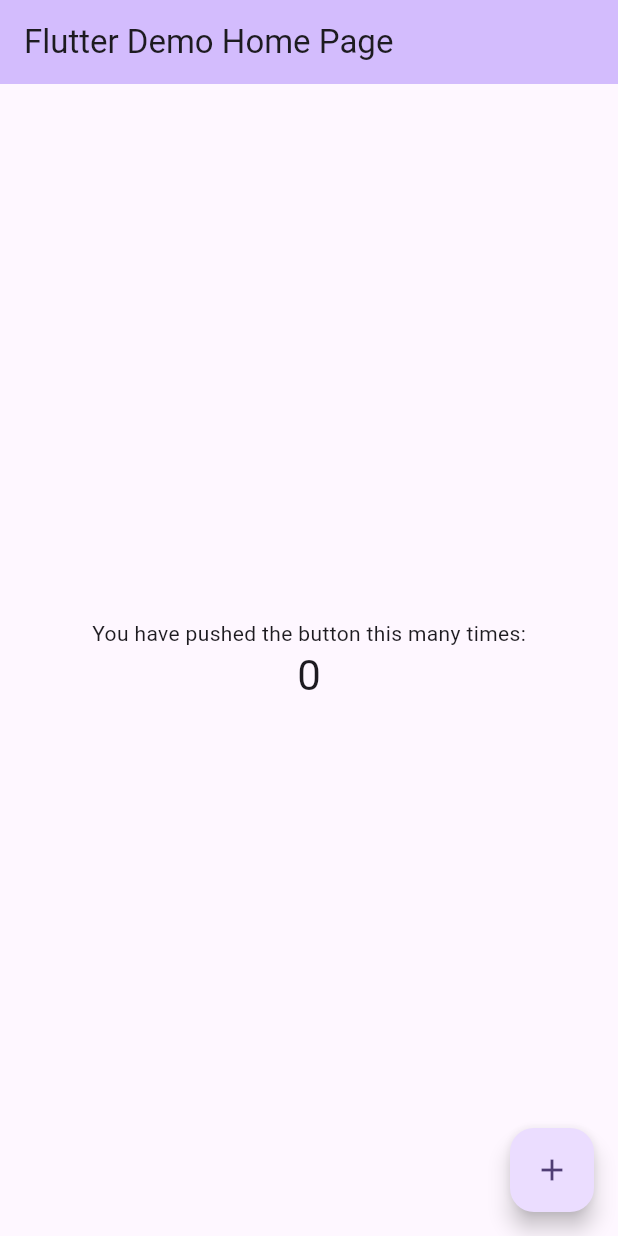
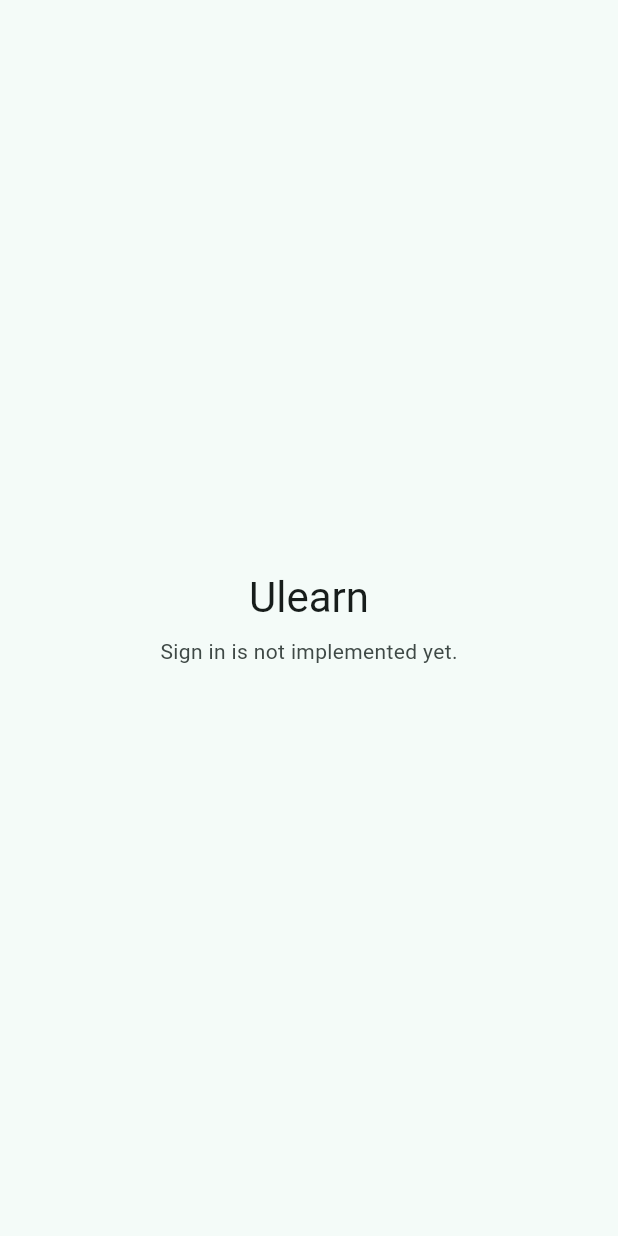
Before and after one commit to 2025bcs176/Ulearn, a Flutter app: the screen it shows after launch, on a phone screen of 412 x 824 dp. Run offline on Flutter 3.47's test engine with Material 3 defaults, Android fonts, the light colour scheme and no system bars; our stand-ins replace dio, flutter_riverpod, flutter_secure_storage, go_router, shared_preferences.

Commit message:
feat: add the app shell with an auth redirect guard
The app still ran the Flutter counter template, so the router, the
theming, and the session lifecycle existed only as a plan.

The shell is three files. main.dart is the composition root and only
overrides authRepositoryProvider, so swapping the in-memory auth for the
real API is a one-line change. app/router.dart holds the routes and the
guard. app/app.dart wires the theme and the router together.

The guard is a single pure function, _redirectFor, mapping an auth
status and a location to a destination. It holds the app on splash
while the status is unknown, because a returning tutor flashed at
sign-in for one frame reads as being logged out. Being pure means the
rule is tested directly rather than through a widget tree.

The auth feature contributes only what a guard needs: a repository
contract, an in-memory implementation, and AuthController. Sign-in and
registration are deliberately absent, since the API has no auth
endpoints yet and credential handling would have nothing to verify
against.

Writing the guard surfaced a real layering problem. HomeScreen read the
session from the auth feature's presentation layer, which the
architecture test rejects, so it now reads nothing from other features
and takes what it needs through the repository contract instead. The
placeholder home lost its email and sign-out button with it; the
sign-out path is covered by driving AuthController from the test.

The counter app and its test are gone.

```diff
--- /dev/null
+++ b/frontend/lib/app/app.dart
@@ -0,0 +1,26 @@
+import 'package:flutter/material.dart';
+import 'package:flutter_riverpod/flutter_riverpod.dart';
+import 'package:ulearn/app/router.dart';
+import 'package:ulearn/core/theme/app_theme.dart';
+
+/// The application root.
+///
+/// Holds nothing but wiring: theme, router, and the providers the router needs
+/// in order to make a redirect decision. Keeping it free of feature logic means
+/// the shell can be replaced or removed without touching a feature.
+class UlearnApp extends ConsumerWidget {
+  const UlearnApp({super.key});
+
+  @override
+  Widget build(BuildContext context, WidgetRef ref) {
+    final router = ref.watch(routerProvider);
+
+    return MaterialApp.router(
+      title: 'Ulearn',
+      debugShowCheckedModeBanner: false,
+      theme: AppTheme.light,
+      darkTheme: AppTheme.dark,
+      routerConfig: router,
+    );
+  }
+}
--- /dev/null
+++ b/frontend/lib/app/router.dart
@@ -0,0 +1,85 @@
+import 'package:flutter/foundation.dart';
+import 'package:flutter_riverpod/flutter_riverpod.dart';
+import 'package:go_router/go_router.dart';
+import 'package:ulearn/app/splash_screen.dart';
+import 'package:ulearn/features/auth/presentation/providers/auth_providers.dart';
+import 'package:ulearn/features/auth/presentation/screens/sign_in_screen.dart';
+import 'package:ulearn/features/home/presentation/screens/home_screen.dart';
+
+/// Every location the shell can be at.
+abstract final class AppRoutes {
+  static const String splash = '/';
+  static const String signIn = '/sign-in';
+  static const String home = '/home';
+}
+
+final routerProvider = Provider<GoRouter>((ref) {
+  final router = GoRouter(
+    initialLocation: AppRoutes.splash,
+    routes: [
+      GoRoute(
+        path: AppRoutes.splash,
+        builder: (context, state) => const SplashScreen(),
+      ),
+      GoRoute(
+        path: AppRoutes.signIn,
+        builder: (context, state) => const SignInScreen(),
+      ),
+      GoRoute(
+        path: AppRoutes.home,
+        builder: (context, state) => const HomeScreen(),
+      ),
+    ],
+    // go_router re-evaluates this on every navigation and whenever the
+    // listenable fires, which is what makes an auth change redirect the app
+    // from wherever it is without the screen asking for it.
+    refreshListenable: _AuthChangeNotifier(ref),
+    redirect: (context, state) => _redirectFor(
+      ref.read(authControllerProvider).status,
+      state.matchedLocation,
+    ),
+  );
+
+  ref.onDispose(router.dispose);
+  return router;
+});
+
+/// The one place that decides where an auth status is allowed to lead.
+///
+/// Pure and string-in/string-out so the guard can be tested directly, without
+/// standing up a router, a widget tree, or a session.
+String? _redirectFor(AuthStatus status, String location) {
+  return switch (status) {
+    // Nothing is known yet. Stay put only if already waiting; otherwise hold
+    // the app on splash rather than guessing and flashing the wrong screen.
+    AuthStatus.unknown =>
+      location == AppRoutes.splash ? null : AppRoutes.splash,
+    AuthStatus.unauthenticated =>
+      location == AppRoutes.signIn ? null : AppRoutes.signIn,
+    // A signed-in user is sent home from everywhere, including a deep link to
+    // sign-in, so a bookmarked sign-in URL cannot strand them on it.
+    AuthStatus.authenticated =>
+      location == AppRoutes.home ? null : AppRoutes.home,
+  };
+}
+
+/// Bridges a Riverpod provider to the `Listenable` go_router expects.
+///
+/// go_router predates Riverpod and has no adapter of its own, so the shell
+/// supplies one rather than adding a dependency for a single interface.
+class _AuthChangeNotifier extends ChangeNotifier {
+  _AuthChangeNotifier(Ref ref) {
+    _subscription = ref.listen<AuthState>(
+      authControllerProvider,
+      (previous, next) => notifyListeners(),
+    );
+  }
+
+  late final ProviderSubscription<AuthState> _subscription;
+
+  @override
+  void dispose() {
+    _subscription.close();
+    super.dispose();
+  }
+}
--- /dev/null
+++ b/frontend/lib/features/auth/presentation/screens/sign_in_screen.dart
@@ -0,0 +1,39 @@
+import 'package:flutter/material.dart';
+import 'package:ulearn/core/constants/app_dimens.dart';
+
+/// Placeholder for the sign-in screen.
+///
+/// Structure only. The form, validation wiring, and credential submission
+/// arrive with the auth feature's implementation, at which point this file is
+/// replaced rather than grown.
+class SignInScreen extends StatelessWidget {
+  const SignInScreen({super.key});
+
+  @override
+  Widget build(BuildContext context) {
+    final theme = Theme.of(context);
+
+    return Scaffold(
+      body: SafeArea(
+        child: Center(
+          child: Padding(
+            padding: const EdgeInsets.all(AppDimens.xl),
+            child: Column(
+              mainAxisSize: MainAxisSize.min,
+              children: [
+                Text('Ulearn', style: theme.textTheme.headlineMedium),
+                const SizedBox(height: AppDimens.sm),
+                Text(
+                  'Sign in is not implemented yet.',
+                  style: theme.textTheme.bodyMedium?.copyWith(
+                    color: theme.colorScheme.onSurfaceVariant,
+                  ),
+                ),
+              ],
+            ),
+          ),
+        ),
+      ),
+    );
+  }
+}
--- a/frontend/lib/main.dart
+++ b/frontend/lib/main.dart
@@ -1,122 +1,22 @@
-import 'package:flutter/material.dart';
+import 'package:flutter/widgets.dart';
+import 'package:flutter_riverpod/flutter_riverpod.dart';
+import 'package:ulearn/app/app.dart';
+import 'package:ulearn/features/auth/data/datasources/in_memory_auth_datasource.dart';
+import 'package:ulearn/features/auth/data/repositories/in_memory_auth_repository.dart';
+import 'package:ulearn/features/auth/presentation/providers/auth_providers.dart';
 
 void main() {
-  runApp(const MyApp());
+  runApp(
+    ProviderScope(
+      overrides: [
+        // The composition root. Choosing implementations here, rather than
+        // defaulting them in the providers, is what makes the swap to the real
+        // API a one-line change instead of a search.
+        authRepositoryProvider.overrideWithValue(
+          InMemoryAuthRepository(InMemoryAuthDatasource()),
+        ),
+      ],
+      child: const UlearnApp(),
+    ),
+  );
 }
-
-class MyApp extends StatelessWidget {
-  const MyApp({super.key});
-
-  // This widget is the root of your application.
-  @override
-  Widget build(BuildContext context) {
-    return MaterialApp(
-      title: 'Flutter Demo',
-      theme: ThemeData(
-        // This is the theme of your application.
-        //
-        // TRY THIS: Try running your application with "flutter run". You'll see
-        // the application has a purple toolbar. Then, without quitting the app,
-        // try changing the seedColor in the colorScheme below to Colors.green
-        // and then invoke "hot reload" (save your changes or press the "hot
-        // reload" button in a Flutter-supported IDE, or press "r" if you used
-        // the command line to start the app).
-        //
-        // Notice that the counter didn't reset back to zero; the application
-        // state is not lost during the reload. To reset the state, use hot
-        // restart instead.
-        //
-        // This works for code too, not just values: Most code changes can be
-        // tested with just a hot reload.
-        colorScheme: .fromSeed(seedColor: Colors.deepPurple),
-      ),
-      home: const MyHomePage(title: 'Flutter Demo Home Page'),
-    );
-  }
-}
-
-class MyHomePage extends StatefulWidget {
-  const MyHomePage({required this.title, super.key});
-
-  // This widget is the home page of your application. It is stateful, meaning
-  // that it has a State object (defined below) that contains fields that affect
-  // how it looks.
-
-  // This class is the configuration for the state. It holds the values (in this
-  // case the title) provided by the parent (in this case the App widget) and
-  // used by the build method of the State. Fields in a Widget subclass are
-  // always marked "final".
-
-  final String title;
-
-  @override
-  State<MyHomePage> createState() => _MyHomePageState();
-}
-
-class _MyHomePageState extends State<MyHomePage> {
-  int _counter = 0;
-
-  void _incrementCounter() {
-    setState(() {
-      // This call to setState tells the Flutter framework that something has
-      // changed in this State, which causes it to rerun the build method below
-      // so that the display can reflect the updated values. If we changed
-      // _counter without calling setState(), then the build method would not be
-      // called again, and so nothing would appear to happen.
-      _counter++;
-    });
-  }
-
-  @override
-  Widget build(BuildContext context) {
-    // This method is rerun every time setState is called, for instance as done
-    // by the _incrementCounter method above.
-    //
-    // The Flutter framework has been optimized to make rerunning build methods
-    // fast, so that you can just rebuild anything that needs updating rather
-    // than having to individually change instances of widgets.
-    return Scaffold(
-      appBar: AppBar(
-        // TRY THIS: Try changing the color here to a specific color (to
-        // Colors.amber, perhaps?) and trigger a hot reload to see the AppBar
-        // change color while the other colors stay the same.
-        backgroundColor: Theme.of(context).colorScheme.inversePrimary,
-        // Here we take the value from the MyHomePage object that was created by
-        // the App.build method, and use it to set our appbar title.
-        title: Text(widget.title),
-      ),
-      body: Center(
-        // Center is a layout widget. It takes a single child and positions it
-        // in the middle of the parent.
-        child: Column(
-          // Column is also a layout widget. It takes a list of children and
-          // arranges them vertically. By default, it sizes itself to fit its
-          // children horizontally, and tries to be as tall as its parent.
-          //
-          // Column has various properties to control how it sizes itself and
-          // how it positions its children. Here we use mainAxisAlignment to
-          // center the children vertically; the main axis here is the vertical
-          // axis because Columns are vertical (the cross axis would be
-          // horizontal).
-          //
-          // TRY THIS: Invoke "debug painting" (choose the "Toggle Debug Paint"
-          // action in the IDE, or press "p" in the console), to see the
-          // wireframe for each widget.
-          mainAxisAlignment: .center,
-          children: [
-            const Text('You have pushed the button this many times:'),
-            Text(
-              '$_counter',
-              style: Theme.of(context).textTheme.headlineMedium,
-            ),
-          ],
-        ),
-      ),
-      floatingActionButton: FloatingActionButton(
-        onPressed: _incrementCounter,
-        tooltip: 'Increment',
-        child: const Icon(Icons.add),
-      ),
-    );
-  }
-}
```
Also changed, not shown: frontend/lib/app/splash_screen.dart (added, +29 -0 lines), frontend/lib/features/auth/data/datasources/in_memory_auth_datasource.dart (added, +31 -0 lines), frontend/lib/features/auth/data/models/auth_session.dart (added, +43 -0 lines), frontend/lib/features/auth/data/repositories/auth_repository.dart (added, +19 -0 lines), frontend/lib/features/auth/data/repositories/in_memory_auth_repository.dart (added, +19 -0 lines), frontend/lib/features/auth/presentation/providers/auth_providers.dart (added, +89 -0 lines), frontend/lib/features/home/presentation/screens/home_screen.dart (added, +36 -0 lines), 3 other files.
